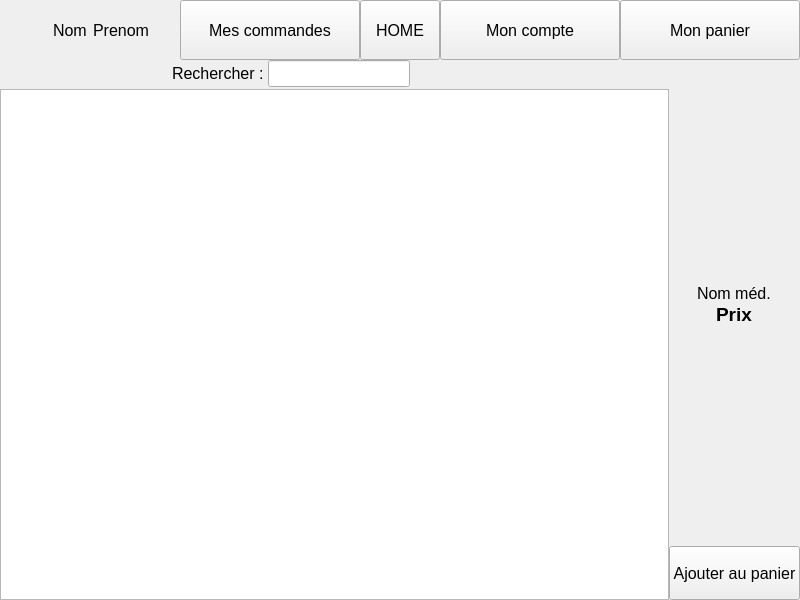
First picture: the form in UberMedoc/application.ui, repository GregDAka/Ubermedoc, before the edit.
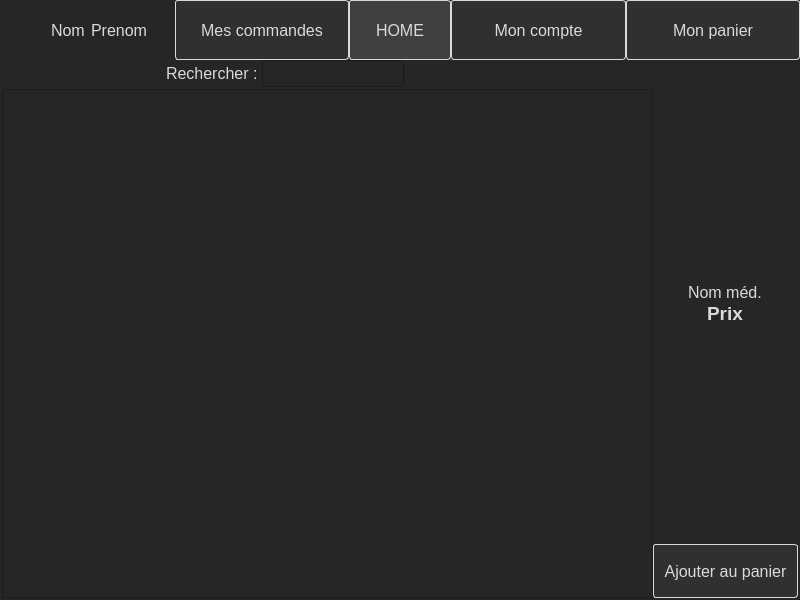
Second picture: the form after the edit.

```diff
--- a/UberMedoc/application.ui
+++ b/UberMedoc/application.ui
@@ -13,6 +13,34 @@
   <property name="windowTitle">
    <string>Form</string>
   </property>
+  <property name="styleSheet">
+   <string notr="true">QWidget {
+background-color:#262626;
+color:#DADADA
+}
+QPushButton {
+    background-color: #303030; /* Use the same background color as QWidget */
+    border: 1px solid #DADADA; /* Use a contrasting border color */
+    padding: 5px 10px; /* Padding */
+    border-radius: 3px; /* Rounded corners */
+    color: #DADADA; /* Use the same text color as QWidget */
+    min-width: 80px; /* Minimum width */
+}
+
+QPushButton:hover {
+    background-color: #404040; /* Slightly lighter color when hovered */
+}
+
+QPushButton:pressed {
+    background-color: #202020; /* Slightly darker color when pressed */
+}
+QPushButton#pushButton_5 {
+	background-color: #404040;
+}
+QPushButton#pushButton_5:hover {
+	background-color: #404040;
+}</string>
+  </property>
   <layout class="QVBoxLayout" name="verticalLayout_3" stretch="1,9">
    <property name="spacing">
     <number>0</number>
@@ -149,6 +177,12 @@
        <property name="spacing">
         <number>2</number>
        </property>
+       <property name="leftMargin">
+        <number>2</number>
+       </property>
+       <property name="bottomMargin">
+        <number>2</number>
+       </property>
        <item>
         <layout class="QHBoxLayout" name="horizontalLayout_3" stretch="4,6">
          <property name="spacing">
@@ -196,6 +230,12 @@
        <property name="spacing">
         <number>0</number>
        </property>
+       <property name="rightMargin">
+        <number>2</number>
+       </property>
+       <property name="bottomMargin">
+        <number>2</number>
+       </property>
        <item alignment="Qt::AlignHCenter|Qt::AlignBottom">
         <widget class="QLabel" name="label_2">
          <property name="font">
```
